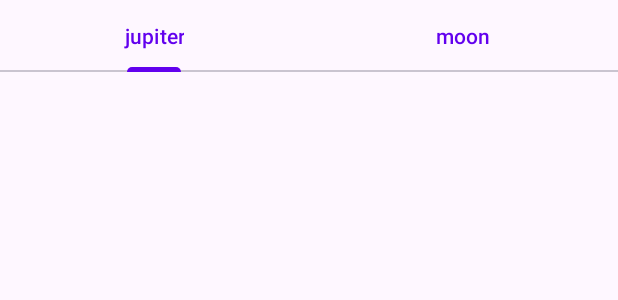
After one commit to IiuliiaP/MaterialDesign, an Android app: the layout fragment_settings.xml on its own in the app's theme, with its tools: preview values and no code run, on a phone screen of 412 x 824 dp. The commit adds this screen. Shown: the top 300 px of the screen. Run offline under Robolectric (Android 15) with nearby library versions, the phone set to English and light mode, and no system bars.

Commit message:
добавлены tab layout и фрагмент с переключением тем(settings fragment)

```diff
--- a/app/build.gradle
+++ b/app/build.gradle
@@ -46,7 +46,7 @@ dependencies {
     implementation 'com.squareup.retrofit2:retrofit:2.9.0'
     implementation 'com.squareup.retrofit2:converter-gson:2.9.0'
 
-    implementation 'androidx.core:core-ktx:1.7.0'
+    implementation 'androidx.core:core-ktx:1.10.0'
     implementation 'androidx.appcompat:appcompat:1.6.1'
     implementation 'com.google.android.material:material:1.8.0'
     implementation 'androidx.constraintlayout:constraintlayout:2.1.4'
--- a/app/src/main/java/com/example/materialdesign/MainActivity.kt
+++ b/app/src/main/java/com/example/materialdesign/MainActivity.kt
@@ -9,6 +9,7 @@ class MainActivity : AppCompatActivity() {
     private lateinit var binding: ActivityMainBinding
     override fun onCreate(savedInstanceState: Bundle?) {
         super.onCreate(savedInstanceState)
+
         setTheme(R.style.JupiterTheme)
         binding = ActivityMainBinding.inflate(layoutInflater)
         setContentView(binding.root)
--- /dev/null
+++ b/app/src/main/res/drawable/ic_home.xml
@@ -0,0 +1,5 @@
+<vector android:height="24dp" android:tint="#7F7575"
+    android:viewportHeight="24" android:viewportWidth="24"
+    android:width="24dp" xmlns:android="http://schemas.android.com/apk/res/android">
+    <path android:fillColor="@android:color/white" android:pathData="M10,20v-6h4v6h5v-8h3L12,3 2,12h3v8z"/>
+</vector>
--- /dev/null
+++ b/app/src/main/res/drawable/ic_keyboard_return.xml
@@ -0,0 +1,5 @@
+<vector android:autoMirrored="true" android:height="24dp"
+    android:tint="#7F7575" android:viewportHeight="24"
+    android:viewportWidth="24" android:width="24dp" xmlns:android="http://schemas.android.com/apk/res/android">
+    <path android:fillColor="@android:color/white" android:pathData="M19,7v4H5.83l3.58,-3.59L8,6l-6,6 6,6 1.41,-1.41L5.83,13H21V7z"/>
+</vector>
--- /dev/null
+++ b/app/src/main/res/drawable/ic_send.xml
@@ -0,0 +1,5 @@
+<vector android:autoMirrored="true" android:height="24dp"
+    android:tint="#7F7575" android:viewportHeight="24"
+    android:viewportWidth="24" android:width="24dp" xmlns:android="http://schemas.android.com/apk/res/android">
+    <path android:fillColor="@android:color/white" android:pathData="M2.01,21L23,12 2.01,3 2,10l15,2 -15,2z"/>
+</vector>
--- /dev/null
+++ b/app/src/main/res/layout/fragment_settings.xml
@@ -0,0 +1,29 @@
+<?xml version="1.0" encoding="utf-8"?>
+<androidx.constraintlayout.widget.ConstraintLayout xmlns:android="http://schemas.android.com/apk/res/android"
+    android:layout_width="match_parent"
+    android:layout_height="match_parent"
+    xmlns:app="http://schemas.android.com/apk/res-auto">
+
+<com.google.android.material.tabs.TabLayout
+    android:id="@+id/tabLayout"
+    android:layout_width="match_parent"
+    android:layout_height="wrap_content"
+    app:layout_constraintStart_toStartOf="parent"
+    app:layout_constraintTop_toTopOf="parent">
+
+    <com.google.android.material.tabs.TabItem
+
+        android:layout_width="wrap_content"
+        android:layout_height="wrap_content"
+        android:text="@string/jupiter"/>
+
+    <com.google.android.material.tabs.TabItem
+
+        android:layout_width="wrap_content"
+        android:layout_height="wrap_content"
+        android:text="@string/moon"/>
+
+</com.google.android.material.tabs.TabLayout>
+
+
+</androidx.constraintlayout.widget.ConstraintLayout>
--- a/app/src/main/res/menu/menu_picture_fragment.xml
+++ b/app/src/main/res/menu/menu_picture_fragment.xml
@@ -13,4 +13,10 @@
         android:title="@string/settings"
         app:showAsAction="ifRoom"/>
 
+    <item
+        android:id="@+id/actionHome"
+        android:icon="@drawable/ic_home"
+        android:title="@string/home"
+        app:showAsAction="ifRoom"/>
+
 </menu>
--- a/app/src/main/res/values/strings.xml
+++ b/app/src/main/res/values/strings.xml
@@ -7,4 +7,9 @@
     <string name="search">search</string>
     <string name="favourite">favourite</string>
     <string name="settings">settings</string>
+    <string name="show_screen1">На экран 1</string>
+    <string name="show_screen2">На экран 2</string>
+    <string name="home">home</string>
+    <string name="moon">moon</string>
+    <string name="jupiter">jupiter</string>
 </resources>
```
Also changed, not shown: app/src/main/java/com/example/materialdesign/view/BottomNavigationDrawerFragment.kt (added, +46 -0 lines), app/src/main/java/com/example/materialdesign/view/PictureOfTheDayFragment.kt (+12 -5 lines), app/src/main/java/com/example/materialdesign/view/SettingsFragment.kt (added, +40 -0 lines), app/src/main/res/layout/fragment_bottom_navigation_drawer.xml (added, +17 -0 lines), app/src/main/res/layout/fragment_picture_of_the_day.xml (+10 -39 lines), app/src/main/res/menu/menu_bottom_navigation.xml (added, +18 -0 lines).
